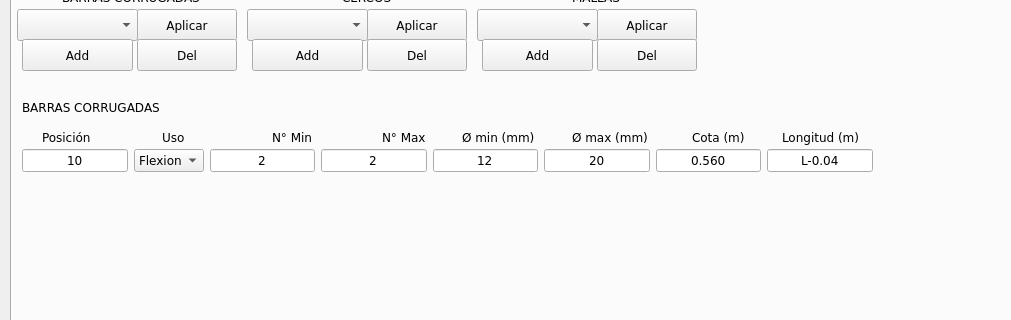
The window that ui_files/herramienta_trapecios_v8.ui (Sady-Guzman/herramienta_practica) describes before a commit, drawn with Qt 5; both pictures show x 0 to 1011 and y 108 to 428 of the 1125 by 680 pixel window.
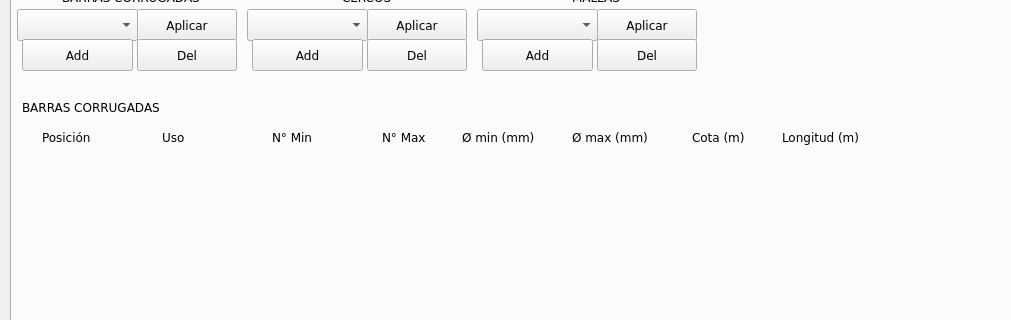
The same window after the commit. The open tabs and pages were chosen to show the change.

Commit message: elimina Hlayout de referencia de GUI. Crea armadura_activa.py

```diff
--- a/ui_files/herramienta_trapecios_v8.ui
+++ b/ui_files/herramienta_trapecios_v8.ui
@@ -1001,89 +1001,6 @@
       </rect>
      </property>
      <layout class="QVBoxLayout" name="tab3_Vlayout_barras">
-      <item>
-       <layout class="QHBoxLayout" name="tab3_horizontal_layout">
-        <item>
-         <widget class="QLineEdit" name="tab3_line_pos1">
-          <property name="text">
-           <string>10</string>
-          </property>
-          <property name="alignment">
-           <set>Qt::AlignmentFlag::AlignCenter</set>
-          </property>
-         </widget>
-        </item>
-        <item>
-         <widget class="QComboBox" name="tab3_combo_pos2">
-          <item>
-           <property name="text">
-            <string>Flexion</string>
-           </property>
-          </item>
-         </widget>
-        </item>
-        <item>
-         <widget class="QLineEdit" name="tab3_line_pos3">
-          <property name="text">
-           <string>2</string>
-          </property>
-          <property name="alignment">
-           <set>Qt::AlignmentFlag::AlignCenter</set>
-          </property>
-         </widget>
-        </item>
-        <item>
-         <widget class="QLineEdit" name="tab3_line_pos4">
-          <property name="text">
-           <string>2</string>
-          </property>
-          <property name="alignment">
-           <set>Qt::AlignmentFlag::AlignCenter</set>
-          </property>
-         </widget>
-        </item>
-        <item>
-         <widget class="QLineEdit" name="tab3_line_pos5">
-          <property name="text">
-           <string>12</string>
-          </property>
-          <property name="alignment">
-           <set>Qt::AlignmentFlag::AlignCenter</set>
-          </property>
-         </widget>
-        </item>
-        <item>
-         <widget class="QLineEdit" name="tab3_line_pos6">
-          <property name="text">
-           <string>20</string>
-          </property>
-          <property name="alignment">
-           <set>Qt::AlignmentFlag::AlignCenter</set>
-          </property>
-         </widget>
-        </item>
-        <item>
-         <widget class="QLineEdit" name="tab3_line_pos7">
-          <property name="text">
-           <string>0.560</string>
-          </property>
-          <property name="alignment">
-           <set>Qt::AlignmentFlag::AlignCenter</set>
-          </property>
-         </widget>
-        </item>
-        <item>
-         <widget class="QLineEdit" name="tab3_line_pos8">
-          <property name="text">
-           <string>L-0.04</string>
-          </property>
-          <property name="alignment">
-           <set>Qt::AlignmentFlag::AlignCenter</set>
-          </property>
-         </widget>
-        </item>
-       </layout>
-      </item>
       <item>
        <spacer name="tab3_Vspacer">
         <property name="orientation">
```
Left out of the diff: 2 changed lines with no effect on the pictures. The commit also changes 2 other files.
